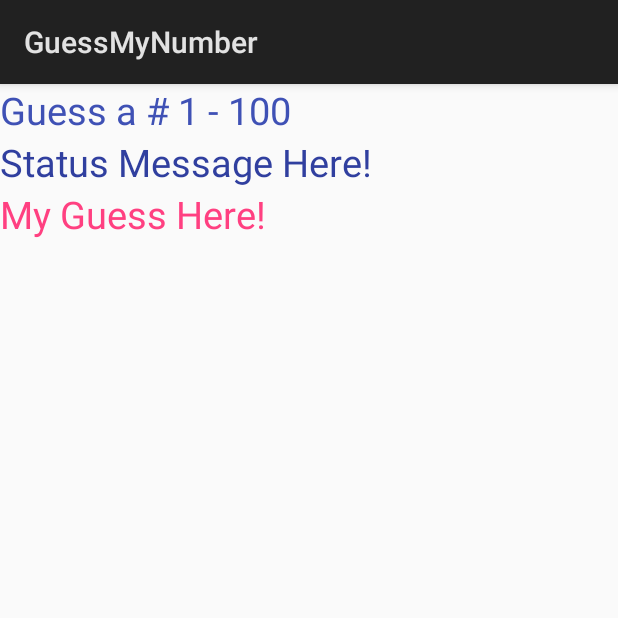
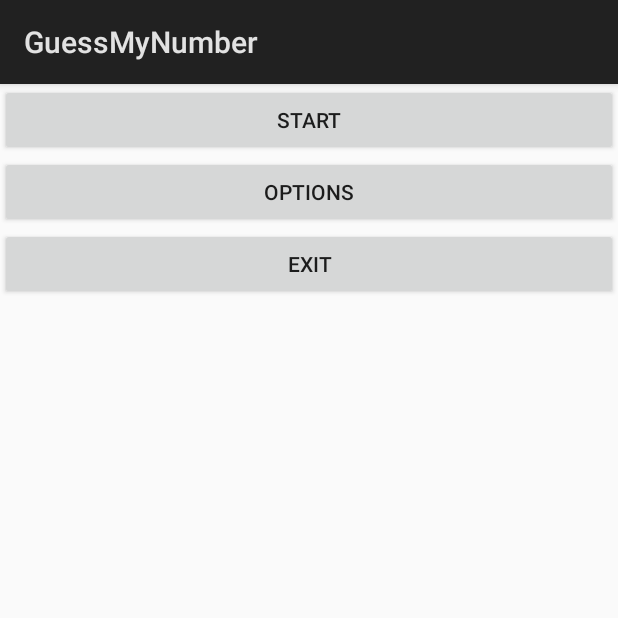
Before and after one commit to gamesbykevin/GuessMyNumber, an Android app: the screen it shows after launch (MainActivity before the commit, MenuActivity after it), on a phone screen of 412 x 824 dp, the top half of it. Run offline under Robolectric (Android 15) with nearby library versions, the phone set to English and light mode, and no system bars.

Commit message:
Added generic menu
This menu will allow us to start the game, exit the game and go to options

Also added functionality to go back to the main menu

Made sure the correct activity to start is defined in AndroidManifest.xml

```diff
--- a/app/src/main/AndroidManifest.xml
+++ b/app/src/main/AndroidManifest.xml
@@ -10,11 +10,15 @@
         android:supportsRtl="true"
         android:theme="@style/AppTheme">
         <activity android:name=".MainActivity">
+        </activity>
+
+        <activity android:name=".MenuActivity">
             <intent-filter>
                 <action android:name="android.intent.action.MAIN"/>
 
                 <category android:name="android.intent.category.LAUNCHER"/>
             </intent-filter>
+
         </activity>
     </application>
 
--- a/app/src/main/java/com/gamesbykevin/guessmynumber/MainActivity.java
+++ b/app/src/main/java/com/gamesbykevin/guessmynumber/MainActivity.java
@@ -69,6 +69,13 @@ public class MainActivity extends Activity {
                     //print results so we can see what google is thinking :)
                     for (String tmp : result) {
                         System.out.println(tmp);
+                    }
+
+                    for (String tmp : result) {
+
+                        //if we speak exit, go back to the previous page
+                        if (tmp.trim().equalsIgnoreCase("exit"))
+                            super.onBackPressed();
                     }
 
                     //loop through each result to find our number guess
--- /dev/null
+++ b/app/src/main/java/com/gamesbykevin/guessmynumber/MenuActivity.java
@@ -0,0 +1,34 @@
+package com.gamesbykevin.guessmynumber;
+
+import android.app.Activity;
+import android.content.Intent;
+import android.os.Bundle;
+import android.view.View;
+
+public class MenuActivity extends Activity {
+
+    @Override
+    protected void onCreate(Bundle savedInstanceState) {
+        super.onCreate(savedInstanceState);
+        setContentView(R.layout.activity_menu);
+    }
+
+    public void onClickStartGame(View view) {
+        //create our intent, where we want to go
+        Intent intent = new Intent(MenuActivity.this, MainActivity.class);
+
+        //start the activity
+        startActivity(intent);
+    }
+
+    public void onClickExit(View view) {
+        //this will complete and close the activity
+        finish();
+    }
+
+    @Override
+    public void onBackPressed() {
+        //don't allow the user to press the back button
+        return;
+    }
+}
--- /dev/null
+++ b/app/src/main/res/layout/activity_menu.xml
@@ -0,0 +1,27 @@
+<?xml version="1.0" encoding="utf-8"?>
+<LinearLayout
+    xmlns:android="http://schemas.android.com/apk/res/android"
+    xmlns:tools="http://schemas.android.com/tools"
+    android:layout_width="match_parent"
+    android:layout_height="match_parent"
+    android:orientation="vertical"
+    tools:context="com.gamesbykevin.guessmynumber.MenuActivity">
+
+    <Button
+        android:onClick="onClickStartGame"
+        android:text="Start"
+        android:layout_width="match_parent"
+        android:layout_height="wrap_content"/>
+
+    <Button
+        android:text="Options"
+        android:layout_width="match_parent"
+        android:layout_height="wrap_content"/>
+
+    <Button
+        android:onClick="onClickExit"
+        android:text="Exit"
+        android:layout_width="match_parent"
+        android:layout_height="wrap_content"/>
+
+</LinearLayout>
```
